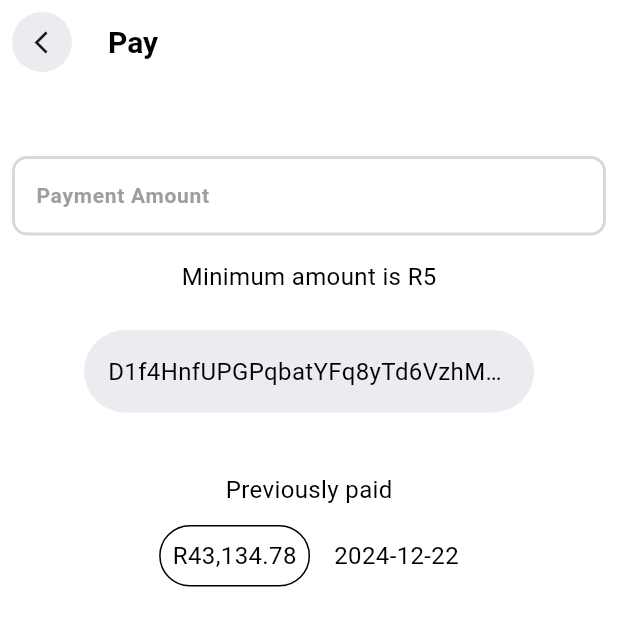
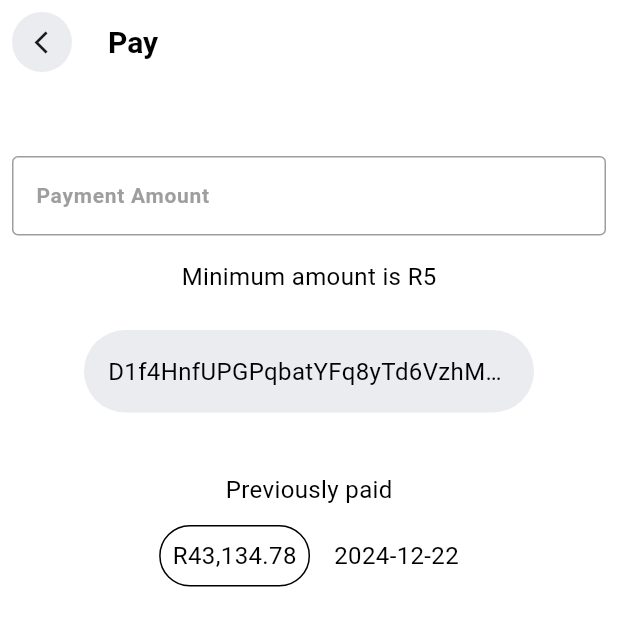
Before and after one commit to ZARPLY/zarply-ce, a Flutter app: the RequestAmountScreen screen opened by its route, on a phone screen of 412 x 824 dp, the top half of it. Run offline on Flutter 3.47's test engine with Material 3 defaults, Android fonts, the phone set to English and light mode, and no system bars; our stand-ins replace flutter_dotenv, flutter_secure_storage, go_router, share_plus; missing offline and left inert: bip39, qr, solana; accounts and stored records are empty.

Commit message:
chore: amount input widget and display amount entered in currency format

```diff
--- a/lib/screens/pay/payment_details_screen.dart
+++ b/lib/screens/pay/payment_details_screen.dart
@@ -101,6 +101,11 @@ class _PaymentDetailsState extends State<PaymentDetails> {
                 ),
                 decoration: InputDecoration(
                   labelText: 'Public Key',
+                  border: const OutlineInputBorder(
+                    borderSide: BorderSide(
+                      color: Colors.red,
+                    ),
+                  ),
                   errorText: _publicKeyError,
                 ),
               ),
--- a/lib/screens/request/request_amount_screen.dart
+++ b/lib/screens/request/request_amount_screen.dart
@@ -2,6 +2,7 @@ import 'package:flutter/material.dart';
 import 'package:go_router/go_router.dart';
 
 import '../../widgets/request/request_review_content.dart';
+import '../../widgets/shared/amount_input.dart';
 
 class RequestAmountScreen extends StatefulWidget {
   const RequestAmountScreen({super.key});
@@ -29,7 +30,10 @@ class _RequestAmountScreenState extends State<RequestAmountScreen> {
 
   void _updateFormValidity() {
     setState(() {
-      final double amount = double.tryParse(_paymentAmountController.text) ?? 0;
+      final double amount = double.tryParse(
+            _paymentAmountController.text,
+          ) ??
+          0;
       _isFormValid = _paymentAmountController.text.isNotEmpty && amount >= 5;
     });
   }
@@ -85,21 +89,7 @@ class _RequestAmountScreenState extends State<RequestAmountScreen> {
           crossAxisAlignment: CrossAxisAlignment.stretch,
           children: <Widget>[
             const SizedBox(height: 40),
-            TextField(
-              controller: _paymentAmountController,
-              keyboardType: TextInputType.number,
-              style: const TextStyle(
-                fontSize: 14,
-              ),
-              decoration: InputDecoration(
-                labelText: 'Payment Amount',
-                errorText: _paymentAmountController.text.isNotEmpty &&
-                        (double.tryParse(_paymentAmountController.text) ?? 0) <
-                            5
-                    ? 'Amount must be at least R5'
-                    : null,
-              ),
-            ),
+            AmountInput(controller: _paymentAmountController),
             const SizedBox(height: 16),
             Column(
               crossAxisAlignment: CrossAxisAlignment.center,
--- a/lib/widgets/pay/payment_success.dart
+++ b/lib/widgets/pay/payment_success.dart
@@ -46,7 +46,7 @@ class PaymentSuccess extends StatelessWidget {
           ),
           const SizedBox(height: 48),
           Text(
-            Formatters.formatAmount(double.parse(amount)),
+            Formatters.formatAmount(double.parse(amount) / 100),
             style: Theme.of(context).textTheme.titleLarge,
           ),
           const SizedBox(height: 32),
--- /dev/null
+++ b/lib/widgets/shared/amount_input.dart
@@ -0,0 +1,117 @@
+import 'package:flutter/material.dart';
+import 'package:flutter/services.dart';
+import 'package:intl/intl.dart';
+
+class AmountInput extends StatefulWidget {
+  const AmountInput({
+    required this.controller,
+    super.key,
+  });
+
+  final TextEditingController controller;
+
+  @override
+  State<AmountInput> createState() => _AmountInputState();
+}
+
+class _AmountInputState extends State<AmountInput> {
+  late final TextEditingController _displayController;
+
+  @override
+  void initState() {
+    super.initState();
+    _displayController = TextEditingController();
+    if (widget.controller.text.isNotEmpty) {
+      _displayController.text = _formatAmount(widget.controller.text);
+    }
+  }
+
+  @override
+  void dispose() {
+    _displayController.dispose();
+    super.dispose();
+  }
+
+  String _formatAmount(String value) {
+    if (value.isEmpty) return '';
+
+    final int? cents = int.tryParse(value.replaceAll(RegExp('[^0-9]'), ''));
+    if (cents == null) return '';
+
+    final double rands = cents / 100;
+    final NumberFormat formatter = NumberFormat.currency(
+      symbol: '',
+      decimalDigits: 2,
+      locale: 'en_ZA',
+    );
+    return formatter.format(rands);
+  }
+
+  @override
+  Widget build(BuildContext context) {
+    final bool isInvalidAmount = widget.controller.text.isNotEmpty &&
+        (int.tryParse(
+                  widget.controller.text.replaceAll(RegExp('[^0-9]'), ''),
+                ) ??
+                0) <
+            500;
+
+    return TextField(
+      controller: _displayController,
+      keyboardType: TextInputType.number,
+      inputFormatters: <TextInputFormatter>[
+        FilteringTextInputFormatter.digitsOnly,
+        TextInputFormatter.withFunction(
+          (TextEditingValue oldValue, TextEditingValue newValue) {
+            if (newValue.text.isEmpty) {
+              widget.controller.text = '';
+              return newValue;
+            }
+
+            final String formatted = _formatAmount(newValue.text);
+            if (formatted.isEmpty) return oldValue;
+
+            widget.controller.text = newValue.text;
+
+            return TextEditingValue(
+              text: formatted,
+              selection: TextSelection.collapsed(offset: formatted.length),
+            );
+          },
+        ),
+      ],
+      style: const TextStyle(
+        fontSize: 14,
+      ),
+      decoration: InputDecoration(
+        prefix: const Text(
+          'R ',
+          style: TextStyle(fontSize: 14),
+        ),
+        border: const OutlineInputBorder(),
+        enabledBorder: const OutlineInputBorder(
+          borderSide: BorderSide(
+            color: Colors.grey,
+          ),
+        ),
+        focusedBorder: const OutlineInputBorder(
+          borderSide: BorderSide(
+            color: Colors.blue,
+          ),
+        ),
+        errorBorder: const OutlineInputBorder(
+          borderSide: BorderSide(
+            color: Colors.red,
+          ),
+        ),
+        focusedErrorBorder: const OutlineInputBorder(
+          borderSide: BorderSide(
+            color: Colors.red,
+          ),
+        ),
+        labelText: 'Payment Amount',
+        errorText: isInvalidAmount ? 'Amount must be at least R5' : null,
+      ),
+    );
+  }
+}
```
Also changed, not shown: lib/screens/pay/payment_amount_screen.dart (+8 -17 lines), lib/widgets/pay/payment_review_content.dart (+10 -7 lines).
